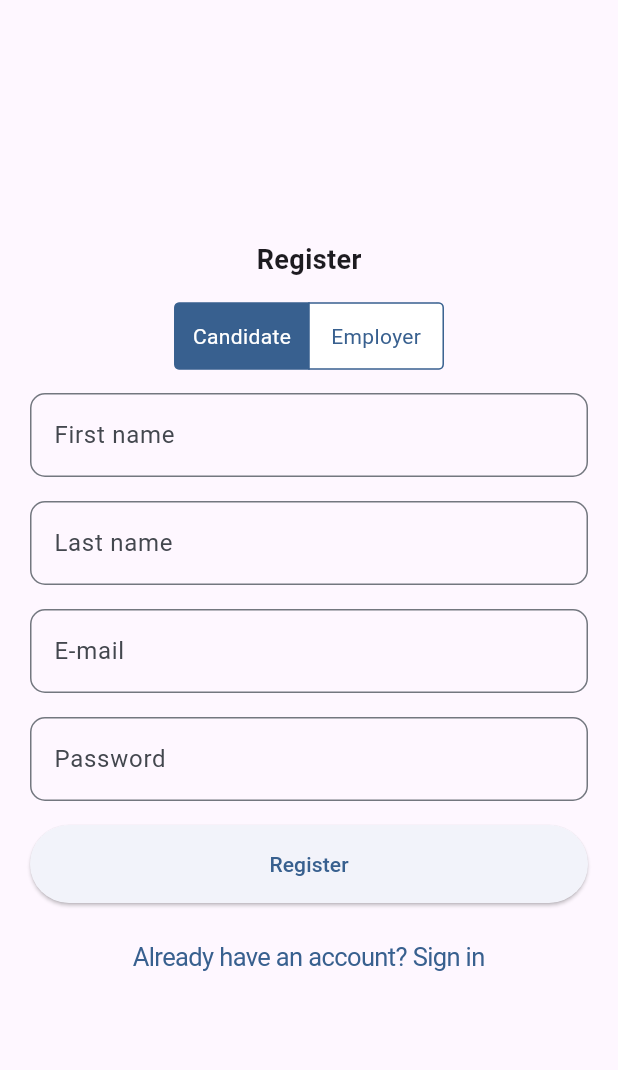
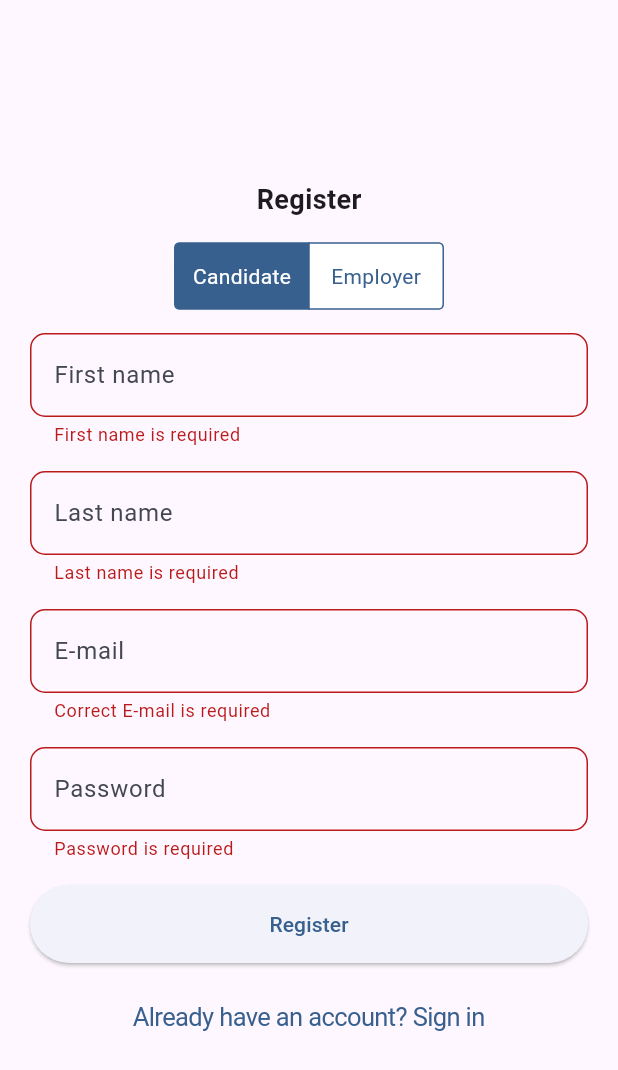
Before and after one commit to Experrior/Job-Marketplace_frontend, a Flutter app: the screen it shows after launch, after a tap on "Register", on a phone screen of 412 x 824 dp. Shown: the top 1070 px of the screen. Run offline on Flutter 3.47's test engine with Material 3 defaults, Android fonts, the light colour scheme and no system bars; our stand-ins replace email_validator, flutter_hooks, go_router; missing offline and left inert: theme_tailor_annotation.

Commit message:
Validate register page

```diff
--- a/lib/core/components/common_text_form_field.dart
+++ b/lib/core/components/common_text_form_field.dart
@@ -6,11 +6,13 @@ class CommonTextFormField extends StatelessWidget {
     required this.hintText,
     required this.controller,
     this.obscureText = false,
+    this.validator,
   });
 
   final String hintText;
   final TextEditingController controller;
   final bool obscureText;
+  final String? Function(String?)? validator;
 
   @override
   Widget build(BuildContext context) {
@@ -23,6 +25,7 @@ class CommonTextFormField extends StatelessWidget {
           borderRadius: BorderRadius.circular(10),
         ),
       ),
+      validator: validator,
     );
   }
 }
--- a/lib/features/auth/pages/register_page.dart
+++ b/lib/features/auth/pages/register_page.dart
@@ -1,3 +1,4 @@
+import 'package:email_validator/email_validator.dart';
 import 'package:flutter/cupertino.dart';
 import 'package:flutter/material.dart';
 import 'package:flutter_hooks/flutter_hooks.dart';
@@ -12,9 +13,11 @@ import '../../../core/components/common_button.dart';
 enum RegisterType { candidate, employer }
 
 class RegisterPage extends HookWidget {
-  const RegisterPage({super.key});
+  RegisterPage({super.key});
 
   static const String route = 'register';
+
+  final formKey = GlobalKey<FormState>();
 
   @override
   Widget build(BuildContext context) {
@@ -27,6 +30,8 @@ class RegisterPage extends HookWidget {
     return Scaffold(
       body: Center(
         child: ScaffoldWrapper(
+          child: Form(
+            key: formKey,
             child: Column(
               mainAxisAlignment: MainAxisAlignment.center,
               children: [
@@ -55,26 +60,54 @@ class RegisterPage extends HookWidget {
                 CommonTextFormField(
                   hintText: 'First name',
                   controller: firstNameController,
+                  validator: (value) {
+                    if (value!.isEmpty || value.length < 6) {
+                      return 'First name is required';
+                    }
+                    return null;
+                  },
                 ),
                 const SizedBox(height: 16),
                 CommonTextFormField(
                   hintText: 'Last name',
                   controller: lastNameController,
+                  validator: (value) {
+                    if (value!.isEmpty || value.length < 6) {
+                      return 'Last name is required';
+                    }
+                    return null;
+                  },
                 ),
                 const SizedBox(height: 16),
                 CommonTextFormField(
                   hintText: 'E-mail',
                   controller: emailController,
+                  validator: (value) {
+                    if (EmailValidator.validate(value!) == false) {
+                      return 'Correct E-mail is required';
+                    }
+                    return null;
+                  },
                 ),
                 const SizedBox(height: 16),
                 CommonTextFormField(
                   hintText: 'Password',
                   controller: passwordController,
                   obscureText: true,
+                  validator: (value) {
+                    if (value!.isEmpty || value.length < 6) {
+                      return 'Password is required';
+                    }
+                    return null;
+                  },
                 ),
                 const SizedBox(height: 16),
                 CommonButton(
-                onPressed: () {},
+                  onPressed: () {
+                    if (!formKey.currentState!.validate()) {
+                      return;
+                    }
+                  },
                   text: 'Register',
                 ),
                 const SizedBox(height: 10),
@@ -88,6 +121,7 @@ class RegisterPage extends HookWidget {
             ),
           ),
         ),
+      ),
     );
   }
 }
--- a/pubspec.yaml
+++ b/pubspec.yaml
@@ -18,6 +18,7 @@ dependencies:
   flutter_hooks: ^0.20.5
   hooks_riverpod: ^2.5.4
   theme_tailor_annotation: ^3.0.1
+  email_validator: ^3.0.0
 
 dev_dependencies:
   flutter_test:
```
Also changed, not shown: pubspec.lock. Lines whose indentation alone changed are shown as unchanged.
